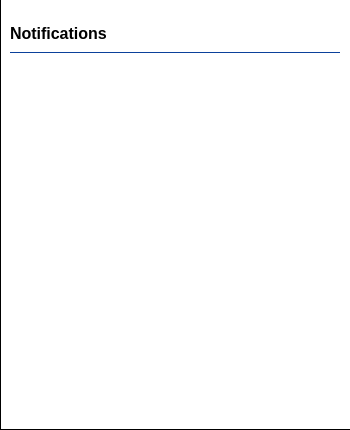
Qt form parsec/core/gui/forms/notification_center_widget.ui (Scille/parsec-cloud) before a commit.
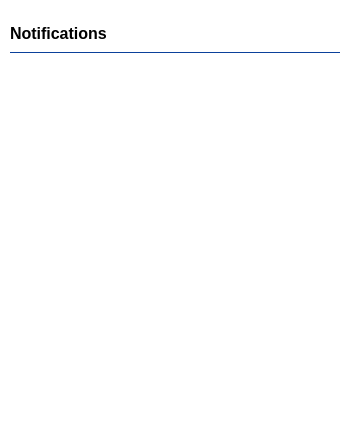
The same form after that commit. Icons and pictures are not drawn.

Commit message: [GUI] Added shadow under notification center

What changed in the file:
```diff
--- a/parsec/core/gui/forms/notification_center_widget.ui
+++ b/parsec/core/gui/forms/notification_center_widget.ui
@@ -35,8 +35,6 @@
    <string notr="true">QWidget#NotificationCenterWidget
 {
 background-color: rgb(255, 255, 255);
-border-left: 1px solid black;
-border-bottom: 1px solid black;
 }</string>
   </property>
   <layout class="QVBoxLayout" name="verticalLayout">
@@ -53,7 +51,7 @@
     <number>0</number>
    </property>
    <property name="bottomMargin">
-    <number>1</number>
+    <number>0</number>
    </property>
    <item>
     <layout class="QHBoxLayout" name="horizontalLayout">
@@ -183,7 +181,7 @@
           <x>0</x>
           <y>0</y>
           <width>330</width>
-          <height>358</height>
+          <height>365</height>
          </rect>
         </property>
         <property name="styleSheet">
```
The commit also changes 1 other file.
